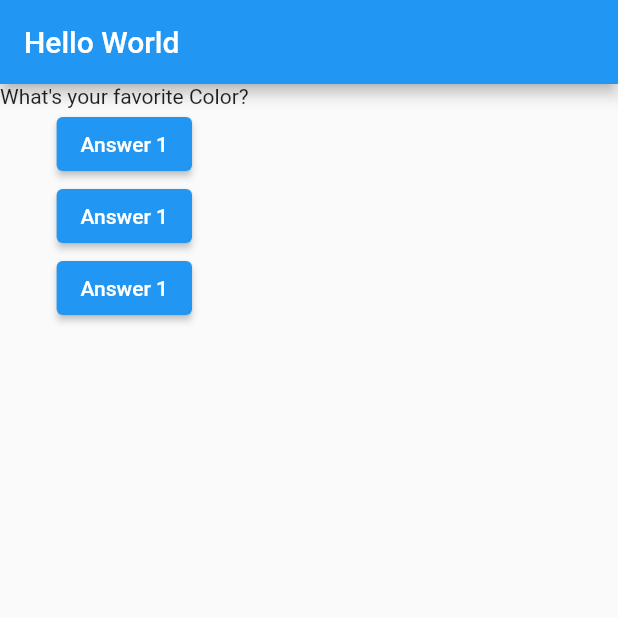
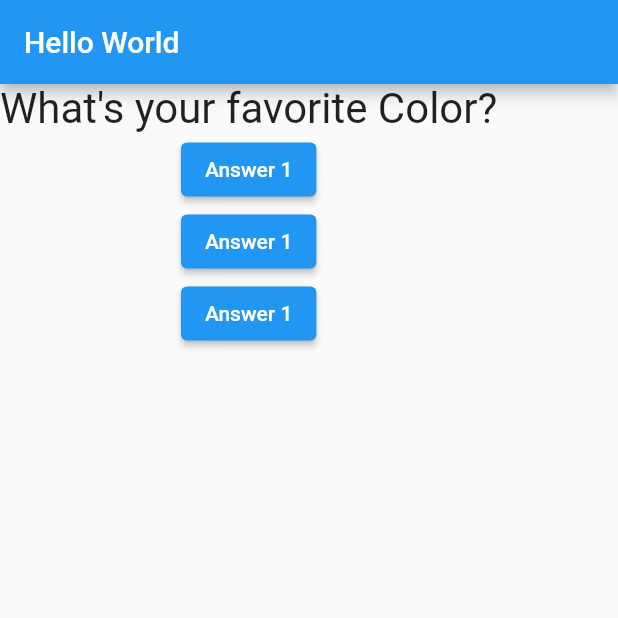
Before and after one commit to MockSock/first_app, a Flutter app: the screen it shows after launch, on a phone screen of 412 x 824 dp, the top half of it. Run offline on Flutter 3.47's test engine with Material 2 defaults, Android fonts, the phone set to English and light mode, and no system bars.

```diff
--- a/lib/question.dart
+++ b/lib/question.dart
@@ -13,6 +13,12 @@ class Question extends StatelessWidget {
 
   @override
   Widget build(BuildContext context) {
-    return Text(questionText);
+    return Container(
+      child: Text(
+        questionText,
+        style: TextStyle(fontSize: 28),
+        textAlign: TextAlign.center,
+      ),
+    );
   }
 }
```
